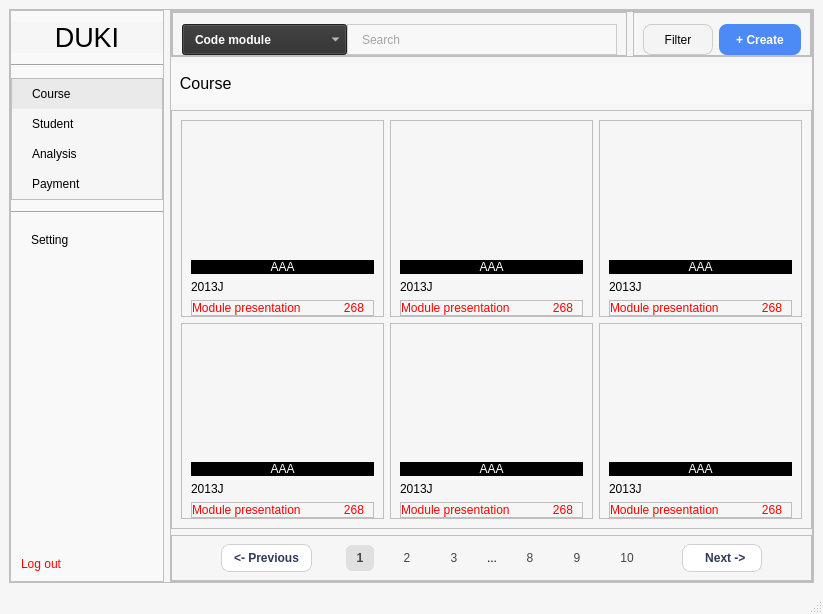
This is ui/course.ui in Khiem2112/course-management-ml as Qt 5 draws it before an edit. The edited form follows.
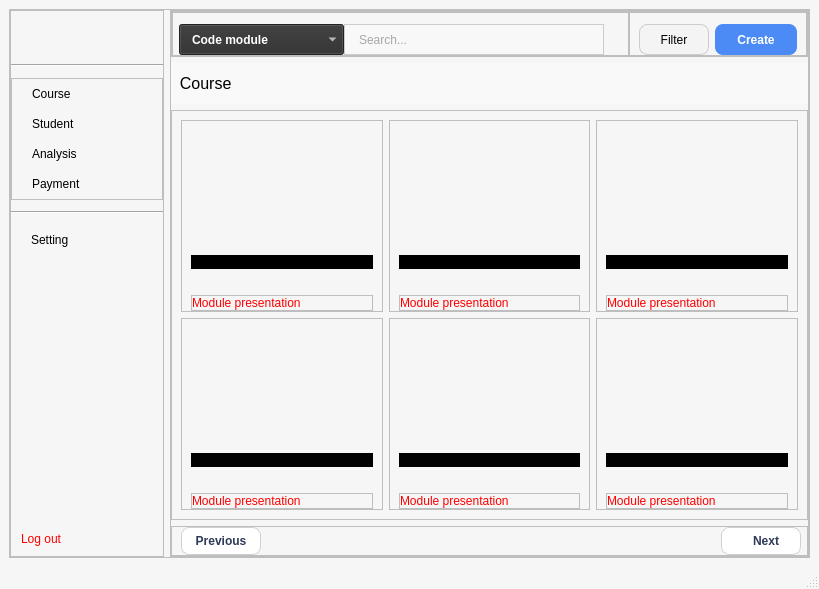
This is the edited form. Icons and pictures are not drawn.

Diff of the .ui file:
```diff
--- a/ui/course.ui
+++ b/ui/course.ui
@@ -6,8 +6,8 @@
    <rect>
     <x>0</x>
     <y>0</y>
-    <width>823</width>
-    <height>614</height>
+    <width>813</width>
+    <height>589</height>
    </rect>
   </property>
   <property name="windowTitle">
@@ -39,7 +39,7 @@
     text-align: left;
     padding: 8px 20px;
     border: none;
-	color: black;
+    color: black;
 }
 #menu_analysis:hover,
 #menu_course:hover,
@@ -50,25 +50,25 @@
     background-color: #eaeaea;
 }
 #menu_logout {
-    color: red;
+    text-align: left;
     padding: 10px;
-    text-align: left;
-	border: none;
+    border: none;
+    color: red;
 }
-#menu_course {
-    background-color: #eaeaea;
-}
-#course_search_lineEdit {
+#lineEdit_search {
     background-color: #F8F8F8;
     border: 1px solid #CCCCCC;
     border-radius-right: 10px;
     padding: 6px 12px;
     color: #555;
 }
-#course_search_lineEdit:focus {
+#lineEdit_search:focus {
     border: 2px solid #A0A0A0;
 }
-#course_search_comboBox {
+#btn_search {
+    border:none;
+}
+#comboBox_search {
     background-color: #2E2E2E;
     color: white;
     padding: 6px 12px;
@@ -80,7 +80,7 @@
     selection-background-color: #444444;
     selection-color: white;
 }
-#course_create {
+#btn_create {
     background-color: #4C8BF5;
     color: white;
     border: none;
@@ -88,24 +88,24 @@
     padding: 6px 10px;
     font-weight: bold;
 }
-#course_create:hover {
+#btn_create:hover {
     background-color: #3B73E0;
 }
-#course_filter {
+#btn_filter {
     background-color: #F4F4F4;
     border: 1px solid #CCCCCC;
     border-radius: 8px;
     padding: 6px 10px;
-	color: black;
+    color: black;
 }
-#course_filter:hover {
+#btn_filter:hover {
     background-color: #EAEAEA;
 }
 #header{
 	background-color: #f9f9f9;
 	color: black;
 }
-#course_previous, #course_next {
+#btn_previous, #btn_next {
     background-color: white;
     color: #2E3A59;
     border: 1px solid #D0D0D0;
@@ -113,7 +113,7 @@
     padding: 6px 12px;
     font-weight: 500;
 }
-#course_previous:hover, #course_next:hover {
+#btn_previous:hover, #btn_next:hover {
     background-color: #F5F5F5;
 }
 #course_page_1, #course_page_2, #course_page_3, #course_page_8, #course_page_9, #course_page_10 {
@@ -122,7 +122,7 @@
     color: #444;
     padding: 6px 10px;
 }
-#course_page_1 {
+#course_page_1:hover, #course_page_2:hover, #course_page_3:hover, #course_page_8:hover, #course_page_9:hover, #course_page_10:hover {
     background-color: #E0E0E0;
     border-radius: 6px;
     font-weight: bold;
@@ -171,7 +171,7 @@
         <number>0</number>
        </property>
        <item>
-        <widget class="QFrame" name="menu">
+        <widget class="QFrame" name="frame_sidebar">
          <property name="sizePolicy">
           <sizepolicy hsizetype="Preferred" vsizetype="Preferred">
            <horstretch>0</horstretch>
@@ -208,6 +208,12 @@
               <verstretch>0</verstretch>
              </sizepolicy>
             </property>
+            <property name="maximumSize">
+             <size>
+              <width>160</width>
+              <height>90</height>
+             </size>
+            </property>
             <property name="font">
              <font>
               <pointsize>20</pointsize>
@@ -217,7 +223,13 @@
              <string notr="true"/>
             </property>
             <property name="text">
-             <string>DUKI</string>
+             <string/>
+            </property>
+            <property name="pixmap">
+             <pixmap resource="resource_from_qt.qrc">:/Images/images/Logo DUKI.png</pixmap>
+            </property>
+            <property name="scaledContents">
+             <bool>true</bool>
             </property>
             <property name="alignment">
              <set>Qt::AlignCenter</set>
@@ -232,7 +244,7 @@
            </widget>
           </item>
           <item>
-           <widget class="QFrame" name="frame_2">
+           <widget class="QFrame" name="frame_menu">
             <property name="frameShape">
              <enum>QFrame::StyledPanel</enum>
             </property>
@@ -269,6 +281,10 @@
                <property name="text">
                 <string>Course</string>
                </property>
+               <property name="icon">
+                <iconset resource="resource_from_qt.qrc">
+                 <normaloff>:/Icons/images/icons/Course/Course.png</normaloff>:/Icons/images/icons/Course/Course.png</iconset>
+               </property>
               </widget>
              </item>
              <item>
@@ -288,6 +304,10 @@
                <property name="text">
                 <string>Student</string>
                </property>
+               <property name="icon">
+                <iconset resource="resource_from_qt.qrc">
+                 <normaloff>:/Icons/images/icons/Course/Student1.png</normaloff>:/Icons/images/icons/Course/Student1.png</iconset>
+               </property>
               </widget>
              </item>
              <item>
@@ -304,6 +324,10 @@
                <property name="text">
                 <string>Analysis</string>
                </property>
+               <property name="icon">
+                <iconset resource="resource_from_qt.qrc">
+                 <normaloff>:/Icons/images/icons/Course/Analysis.png</normaloff>:/Icons/images/icons/Course/Analysis.png</iconset>
+               </property>
               </widget>
              </item>
              <item>
@@ -326,6 +350,10 @@
                <property name="text">
                 <string>Payment</string>
                </property>
+               <property name="icon">
+                <iconset resource="resource_from_qt.qrc">
+                 <normaloff>:/Icons/images/icons/Course/Payment.png</normaloff>:/Icons/images/icons/Course/Payment.png</iconset>
+               </property>
               </widget>
              </item>
             </layout>
@@ -387,13 +415,17 @@
             <property name="text">
              <string>Log out</string>
             </property>
+            <property name="icon">
+             <iconset resource="resource_from_qt.qrc">
+              <normaloff>:/Icons/images/icons/Course/Log_Out.png</normaloff>:/Icons/images/icons/Course/Log_Out.png</iconset>
+            </property>
            </widget>
           </item>
          </layout>
         </widget>
        </item>
        <item>
-        <widget class="QFrame" name="frame_3">
+        <widget class="QFrame" name="frame_main">
          <property name="sizePolicy">
           <sizepolicy hsizetype="Preferred" vsizetype="Preferred">
            <horstretch>0</horstretch>
@@ -420,7 +452,7 @@
            <number>0</number>
           </property>
           <item>
-           <widget class="QFrame" name="option">
+           <widget class="QFrame" name="frame_topbar">
             <property name="sizePolicy">
              <sizepolicy hsizetype="Preferred" vsizetype="Preferred">
               <horstretch>0</horstretch>
@@ -434,6 +466,9 @@
              <enum>QFrame::Raised</enum>
             </property>
             <layout class="QHBoxLayout" name="horizontalLayout_2">
+             <property name="spacing">
+              <number>0</number>
+             </property>
              <property name="leftMargin">
               <number>0</number>
              </property>
@@ -447,25 +482,31 @@
               <number>0</number>
              </property>
              <item>
-              <widget class="QFrame" name="search">
+              <widget class="QFrame" name="frame_search">
                <property name="frameShape">
                 <enum>QFrame::StyledPanel</enum>
                </property>
                <property name="frameShadow">
                 <enum>QFrame::Raised</enum>
                </property>
-               <layout class="QHBoxLayout" name="horizontalLayout_3">
+               <layout class="QHBoxLayout" name="horizontalLayout_3" stretch="3,0,1">
                 <property name="spacing">
                  <number>0</number>
                 </property>
+                <property name="leftMargin">
+                 <number>6</number>
+                </property>
                 <property name="topMargin">
                  <number>11</number>
                 </property>
+                <property name="rightMargin">
+                 <number>0</number>
+                </property>
                 <property name="bottomMargin">
                  <number>0</number>
                 </property>
                 <item>
-                 <widget class="QComboBox" name="course_search_comboBox">
+                 <widget class="QComboBox" name="comboBox_search">
                   <property name="sizePolicy">
                    <sizepolicy hsizetype="Maximum" vsizetype="Preferred">
                     <horstretch>0</horstretch>
@@ -496,7 +537,7 @@
                  </widget>
                 </item>
                 <item>
-                 <widget class="QLineEdit" name="course_search_lineEdit">
+                 <widget class="QLineEdit" name="lineEdit_search">
                   <property name="sizePolicy">
                    <sizepolicy hsizetype="Preferred" vsizetype="Preferred">
                     <horstretch>0</horstretch>
@@ -510,7 +551,33 @@
                    </size>
                   </property>
                   <property name="placeholderText">
-                   <string>Search</string>
+                   <string>Search...</string>
+                  </property>
+                  <property name="clearButtonEnabled">
+                   <bool>true</bool>
+                  </property>
+                 </widget>
+                </item>
+                <item>
+                 <widget class="QPushButton" name="btn_search">
+                  <property name="sizePolicy">
+                   <sizepolicy hsizetype="Fixed" vsizetype="Preferred">
+                    <horstretch>0</horstretch>
+                    <verstretch>0</verstretch>
+                   </sizepolicy>
+                  </property>
+                  <property name="text">
+                   <string/>
+                  </property>
+                  <property name="icon">
+                   <iconset resource="resource_from_qt.qrc">
+                    <normaloff>:/Icons/images/icons/Course/magnifier.png</normaloff>:/Icons/images/icons/Course/magnifier.png</iconset>
+                  </property>
+                  <property name="iconSize">
+                   <size>
+                    <width>20</width>
+                    <height>20</height>
+                   </size>
                   </property>
                  </widget>
                 </item>
@@ -518,7 +585,7 @@
               </widget>
              </item>
              <item>
-              <widget class="QFrame" name="frame_5">
+              <widget class="QFrame" name="frame_option">
                <property name="sizePolicy">
                 <sizepolicy hsizetype="Maximum" vsizetype="Preferred">
                  <horstretch>0</horstretch>
@@ -539,7 +606,7 @@
                  <number>0</number>
                 </property>
                 <item>
-                 <widget class="QPushButton" name="course_filter">
+                 <widget class="QPushButton" name="btn_filter">
                   <property name="sizePolicy">
                    <sizepolicy hsizetype="Preferred" vsizetype="Preferred">
                     <horstretch>0</horstretch>
@@ -555,10 +622,14 @@
                   <property name="text">
                    <string>Filter</string>
                   </property>
+                  <property name="icon">
+                   <iconset resource="resource_from_qt.qrc">
+                    <normaloff>:/Icons/images/icons/Course/Filter1.png</normaloff>:/Icons/images/icons/Course/Filter1.png</iconset>
+                  </property>
                  </widget>
                 </item>
                 <item>
-                 <widget class="QPushButton" name="course_create">
+                 <widget class="QPushButton" name="btn_create">
                   <property name="sizePolicy">
                    <sizepolicy hsizetype="Preferred" vsizetype="Preferred">
                     <horstretch>0</horstretch>
@@ -572,7 +643,11 @@
                    </size>
                   </property>
                   <property name="text">
-                   <string>+ Create</string>
+                   <string>Create</string>
+                  </property>
+                  <property name="icon">
+                   <iconset resource="resource_from_qt.qrc">
+                    <normaloff>:/Icons/images/icons/Course/Create1.png</normaloff>:/Icons/images/icons/Course/Create1.png</iconset>
                   </property>
                  </widget>
                 </item>
@@ -608,7 +683,7 @@
            </widget>
           </item>
           <item>
-           <widget class="QFrame" name="frame_6">
+           <widget class="QFrame" name="frame_content">
             <property name="sizePolicy">
              <sizepolicy hsizetype="Preferred" vsizetype="Expanding">
               <horstretch>0</horstretch>
@@ -648,6 +723,18 @@
                     <verstretch>0</verstretch>
                    </sizepolicy>
                   </property>
+                  <layout class="QGridLayout" name="gridLayout_3">
+                   <item row="0" column="0">
+                    <widget class="QLabel" name="image_course_2">
+                     <property name="text">
+                      <string/>
+                     </property>
+                     <property name="scaledContents">
+                      <bool>true</bool>
+                     </property>
+                    </widget>
+                   </item>
+                  </layout>
                  </widget>
                 </item>
                 <item>
@@ -657,7 +744,7 @@
 background-color: black</string>
                   </property>
                   <property name="text">
-                   <string>AAA</string>
+                   <string/>
                   </property>
                   <property name="alignment">
                    <set>Qt::AlignCenter</set>
@@ -670,12 +757,12 @@
                    <string notr="true">color: black</string>
                   </property>
                   <property name="text">
-                   <string>2013J</string>
+                   <string/>
                   </property>
                  </widget>
                 </item>
                 <item>
-                 <widget class="QFrame" name="frame_16">
+                 <widget class="QFrame" name="frame_module_presentation2">
                   <property name="frameShape">
                    <enum>QFrame::StyledPanel</enum>
                   </property>
@@ -693,7 +780,7 @@
                     <number>0</number>
                    </property>
                    <item>
-                    <widget class="QLabel" name="course_module_presentation1_2">
+                    <widget class="QLabel" name="course_module_presentation2">
                      <property name="styleSheet">
                       <string notr="true">color: red</string>
                      </property>
@@ -703,12 +790,12 @@
                     </widget>
                    </item>
                    <item>
-                    <widget class="QLabel" name="label_24">
+                    <widget class="QLabel" name="presentation2">
                      <property name="styleSheet">
                       <string notr="true">color: red</string>
                      </property>
                      <property name="text">
-                      <string>268</string>
+                      <string/>
                      </property>
                      <property name="alignment">
                       <set>Qt::AlignRight|Qt::AlignTrailing|Qt::AlignVCenter</set>
@@ -722,7 +809,7 @@
               </widget>
              </item>
              <item row="1" column="0">
-              <widget class="QFrame" name="frame_8">
+              <widget class="QFrame" name="course_4">
                <property name="frameShape">
                 <enum>QFrame::StyledPanel</enum>
                </property>
@@ -741,6 +828,18 @@
                     <verstretch>0</verstretch>
                    </sizepolicy>
                   </property>
+                  <layout class="QGridLayout" name="gridLayout_5">
+                   <item row="0" column="0">
+                    <widget class="QLabel" name="image_course_4">
+                     <property name="text">
+                      <string/>
+                     </property>
+                     <property name="scaledContents">
+                      <bool>true</bool>
+                     </property>
+                    </widget>
+                   </item>
+                  </layout>
                  </widget>
                 </item>
                 <item>
@@ -750,7 +849,7 @@
 background-color: black</string>
                   </property>
                   <property name="text">
-                   <string>AAA</string>
+                   <string/>
                   </property>
                   <property name="alignment">
                    <set>Qt::AlignCenter</set>
@@ -763,12 +862,12 @@
                    <string notr="true">color: black</string>
                   </property>
                   <property name="text">
-                   <string>2013J</string>
+                   <string/>
                   </property>
                  </widget>
                 </item>
                 <item>
-                 <widget class="QFrame" name="frame_10">
+                 <widget class="QFrame" name="frame_module_presentation4">
                   <property name="frameShape">
                    <enum>QFrame::StyledPanel</enum>
                   </property>
@@ -786,7 +885,7 @@
                     <number>0</number>
                    </property>
                    <item>
-                    <widget class="QLabel" name="course_module_presentation1_4">
+                    <widget class="QLabel" name="course_module_presentation4">
                      <property name="styleSheet">
                       <string notr="true">color: red</string>
                      </property>
@@ -796,12 +895,12 @@
                     </widget>
                    </item>
                    <item>
-                    <widget class="QLabel" name="label_8">
+                    <widget class="QLabel" name="presentation4">
                      <property name="styleSheet">
                       <string notr="true">color: red</string>
                      </property>
                      <property name="text">
-                      <string>268</string>
+                      <string/>
                      </property>
                      <property name="alignment">
                       <set>Qt::AlignRight|Qt::AlignTrailing|Qt::AlignVCenter</set>
@@ -834,6 +933,18 @@
                     <verstretch>0</verstretch>
                    </sizepolicy>
                   </property>
+                  <layout class="QGridLayout" name="gridLayout_4">
+                   <item row="0" column="0">
+                    <widget class="QLabel" name="image_course_3">
+                     <property name="text">
+                      <string/>
+                     </property>
+                     <property name="scaledContents">
+                      <bool>true</bool>
+                     </property>
+                    </widget>
+                   </item>
+                  </layout>
                  </widget>
                 </item>
                 <item>
@@ -843,7 +954,7 @@
 background-color: black</string>
                   </property>
                   <property name="text">
-                   <string>AAA</string>
+                   <string/>
                   </property>
                   <property name="alignment">
                    <set>Qt::AlignCenter</set>
@@ -856,12 +967,12 @@
                    <string notr="true">color: black</string>
                   </property>
                   <property name="text">
-                   <string>2013J</string>
+                   <string/>
                   </property>
                  </widget>
                 </item>
                 <item>
-                 <widget class="QFrame" name="frame_20">
+                 <widget class="QFrame" name="frame_module_presentation3">
                   <property name="frameShape">
                    <enum>QFrame::StyledPanel</enum>
                   </property>
@@ -879,7 +990,7 @@
                     <number>0</number>
                    </property>
                    <item>
-                    <widget class="QLabel" name="course_module_presentation1_3">
+                    <widget class="QLabel" name="course_module_presentation3">
                      <property name="styleSheet">
                       <string notr="true">color: red</string>
                      </property>
@@ -889,12 +1000,12 @@
                     </widget>
                    </item>
                    <item>
-                    <widget class="QLabel" name="label_32">
+                    <widget class="QLabel" name="presentation3">
                      <property name="styleSheet">
                       <string notr="true">color: red</string>
                      </property>
                      <property name="text">
-                      <string>268</string>
+                      <string/>
                      </property>
                      <property name="alignment">
                       <set>Qt::AlignRight|Qt::AlignTrailing|Qt::AlignVCenter</set>
@@ -927,6 +1038,18 @@
                     <verstretch>0</verstretch>
                    </sizepolicy>
                   </property>
+                  <layout class="QGridLayout" name="gridLayout_2">
+                   <item row="0" column="0">
+                    <widget class="QLabel" name="image_course_1">
+                     <property name="text">
+                      <string/>
+                     </property>
+                     <property name="scaledContents">
+                      <bool>true</bool>
+                     </property>
+                    </widget>
+                   </item>
+                  </layout>
                  </widget>
                 </item>
                 <item>
@@ -936,7 +1059,7 @@
 background-color: black</string>
                   </property>
                   <property name="text">
-                   <string>AAA</string>
+                   <string/>
                   </property>
                   <property name="alignment">
                    <set>Qt::AlignCenter</set>
@@ -949,12 +1072,12 @@
                    <string notr="true">color: black</string>
                   </property>
                   <property name="text">
-                   <string>2013J</string>
+                   <string/>
                   </property>
                  </widget>
                 </item>
                 <item>
-                 <widget class="QFrame" name="frame_9">
+                 <widget class="QFrame" name="frame_module_presentation1">
                   <property name="frameShape">
                    <enum>QFrame::StyledPanel</enum>
                   </property>
@@ -982,12 +1105,12 @@
                     </widget>
                    </item>
                    <item>
-                    <widget class="QLabel" name="label_4">
+                    <widget class="QLabel" name="presentation1">
                      <property name="styleSheet">
                       <string notr="true">color: red</string>
                      </property>
                      <property name="text">
-                      <string>268</string>
+                      <string/>
                      </property>
                      <property name="alignment">
                       <set>Qt::AlignRight|Qt::AlignTrailing|Qt::AlignVCenter</set>
@@ -1020,6 +1143,18 @@
                     <verstretch>0</verstretch>
                    </sizepolicy>
                   </property>
+                  <layout class="QGridLayout" name="gridLayout_7">
+                   <item row="0" column="0">
+                    <widget class="QLabel" name="image_course_6">
+                     <property name="text">
+                      <string/>
+                     </property>
+                     <property name="scaledContents">
+                      <bool>true</bool>
+                     </property>
+                    </widget>
+                   </item>
+                  </layout>
                  </widget>
                 </item>
                 <item>
@@ -1029,7 +1164,7 @@
 background-color: black</string>
                   </property>
                   <property name="text">
-                   <string>AAA</string>
+                   <string/>
                   </property>
                   <property name="alignment">
                    <set>Qt::AlignCenter</set>
@@ -1042,12 +1177,12 @@
                    <string notr="true">color: black</string>
                   </property>
                   <property name="text">
-                   <string>2013J</string>
+                   <string/>
                   </property>
                  </widget>
                 </item>
                 <item>
-                 <widget class="QFrame" name="frame_22">
+                 <widget class="QFrame" name="frame_module_presentation6">
                   <property name="frameShape">
                    <enum>QFrame::StyledPanel</enum>
                   </property>
@@ -1065,7 +1200,7 @@
                     <number>0</number>
                    </property>
                    <item>
-                    <widget class="QLabel" name="label_35">
+                    <widget class="QLabel" name="course_module_presentation6">
                      <property name="styleSheet">
                       <string notr="true">color: red</string>
                      </property>
@@ -1075,12 +1210,12 @@
                     </widget>
                    </item>
                    <item>
-                    <widget class="QLabel" name="label_36">
+                    <widget class="QLabel" name="presentation6">
                      <property name="styleSheet">
                       <string notr="true">color: red</string>
                      </property>
                      <property name="text">
-                      <string>268</string>
+                      <string/>
                      </property>
                      <property name="alignment">
                       <set>Qt::AlignRight|Qt::AlignTrailing|Qt::AlignVCenter</set>
@@ -1113,6 +1248,18 @@
                     <verstretch>0</verstretch>
                    </sizepolicy>
                   </property>
+                  <layout class="QGridLayout" name="gridLayout_6">
+                   <item row="0" column="0">
+                    <widget class="QLabel" name="image_course_5">
+                     <property name="text">
+                      <string/>
+                     </property>
+                     <property name="scaledContents">
+                      <bool>true</bool>
+                     </property>
+                    </widget>
+                   </item>
+                  </layout>
                  </widget>
                 </item>
                 <item>
@@ -1122,7 +1269,7 @@
 background-color: black</string>
                   </property>
                   <property name="text">
-                   <string>AAA</string>
+                   <string/>
                   </property>
                   <property name="alignment">
                    <set>Qt::AlignCenter</set>
@@ -1135,12 +1282,12 @@
                    <string notr="true">color: black</string>
                   </property>
                   <property name="text">
-                   <string>2013J</string>
+                   <string/>
                   </property>
                  </widget>
                 </item>
                 <item>
-                 <widget class="QFrame" name="frame_18">
+                 <widget class="QFrame" name="frame_module_presentation5">
                   <property name="frameShape">
                    <enum>QFrame::StyledPanel</enum>
                   </property>
@@ -1158,7 +1305,7 @@
                     <number>0</number>
                    </property>
                    <item>
-                    <widget class="QLabel" name="course_module_presentation1_5">
+                    <widget class="QLabel" name="course_module_presentation5">
                      <property name="styleSheet">
                       <string notr="true">color: red</string>
                      </property>
@@ -1168,12 +1315,12 @@
                     </widget>
                    </item>
                    <item>
-                    <widget class="QLabel" name="label_28">
+                    <widget class="QLabel" name="presentation5">
                      <property name="styleSheet">
                       <string notr="true">color: red</string>
                      </property>
                      <property name="text">
-                      <string>268</string>
+                      <string/>
                      </property>
                      <property name="alignment">
                       <set>Qt::AlignRight|Qt::AlignTrailing|Qt::AlignVCenter</set>
@@ -1190,7 +1337,7 @@
            </widget>
           </item>
           <item>
-           <widget class="QFrame" name="frame_7">
+           <widget class="QFrame" name="frame_pagination">
             <property name="sizePolicy">
              <sizepolicy hsizetype="Preferred" vsizetype="Preferred">
               <horstretch>0</horstretch>
@@ -1203,36 +1350,36 @@
             <property name="frameShadow">
              <enum>QFrame::Raised</enum>
             </property>
-            <layout class="QHBoxLayout" name="horizontalLayout_6">
+            <layout class="QHBoxLayout" name="horizontalLayout_6" stretch="1,0,0,0,1">
              <property name="topMargin">
               <number>0</number>
              </property>
+             <property name="rightMargin">
+              <number>6</number>
+             </property>
              <property name="bottomMargin">
               <number>0</number>
              </property>
              <item>
-              <spacer name="horizontalSpacer_3">
-               <property name="orientation">
-                <enum>Qt::Horizontal</enum>
-               </property>
-               <property name="sizeHint" stdset="0">
-                <size>
-                 <width>40</width>
-                 <height>20</height>
-                </size>
-               </property>
-              </spacer>
-             </item>
-             <item>
-              <widget class="QPushButton" name="course_previous">
+              <widget class="QPushButton" name="btn_previous">
                <property name="sizePolicy">
                 <sizepolicy hsizetype="Preferred" vsizetype="Fixed">
                  <horstretch>0</horstretch>
                  <verstretch>0</verstretch>
                 </sizepolicy>
                </property>
+               <property name="maximumSize">
+                <size>
+                 <width>80</width>
+                 <height>16777215</height>
+                </size>
+               </property>
                <property name="text">
-                <string>&lt;- Previous</string>
+                <string>Previous</string>
+               </property>
+               <property name="icon">
+                <iconset resource="resource_from_qt.qrc">
+                 <normaloff>:/Icons/images/icons/Course/le-Photoroom.png</normaloff>:/Icons/images/icons/Course/le-Photoroom.png</iconset>
                </property>
               </widget>
              </item>
@@ -1243,14 +1390,14 @@
                </property>
                <property name="sizeHint" stdset="0">
                 <size>
-                 <width>1</width>
+                 <width>40</width>
                  <height>20</height>
                 </size>
                </property>
               </spacer>
              </item>
              <item>
-              <widget class="QWidget" name="course_page" native="true">
+              <widget class="QWidget" name="page_container" native="true">
                <property name="sizePolicy">
                 <sizepolicy hsizetype="Maximum" vsizetype="Preferred">
                  <horstretch>30</horstretch>
@@ -1271,137 +1418,17 @@
                  <number>11</number>
                 </property>
                 <item>
-                 <widget class="QPushButton" name="course_page_1">
-                  <property name="sizePolicy">
-                   <sizepolicy hsizetype="Fixed" vsizetype="Preferred">
-                    <horstretch>0</horstretch>
-                    <verstretch>0</verstretch>
-                   </sizepolicy>
+                 <layout class="QHBoxLayout" name="pagination_layout">
+                  <property name="spacing">
+                   <number>6</number>
                   </property>
-                  <property name="minimumSize">
-                   <size>
-                    <width>28</width>
-                    <height>0</height>
-                   </size>
+                  <property name="leftMargin">
+                   <number>6</number>
                   </property>
-                  <property name="text">
-                   <string>1</string>
+                  <property name="rightMargin">
+                   <number>6</number>
                   </property>
-                 </widget>
-                </item>
-                <item>
-                 <widget class="QPushButton" name="course_page_2">
-                  <property name="sizePolicy">
-                   <sizepolicy hsizetype="Fixed" vsizetype="Preferred">
-                    <horstretch>0</horstretch>
-                    <verstretch>0</verstretch>
-                   </sizepolicy>
-                  </property>
-                  <property name="minimumSize">
-                   <size>
-                    <width>28</width>
-                    <height>0</height>
-                   </size>
-                  </property>
-                  <property name="text">
-                   <string>2</string>
-                  </property>
-                 </widget>
-                </item>
-                <item>
-                 <widget class="QPushButton" name="course_page_8">
-                  <property name="sizePolicy">
-                   <sizepolicy hsizetype="Fixed" vsizetype="Preferred">
-                    <horstretch>0</horstretch>
-                    <verstretch>0</verstretch>
-                   </sizepolicy>
-                  </property>
-                  <property name="minimumSize">
-                   <size>
-                    <width>28</width>
-                    <height>0</height>
-                   </size>
-                  </property>
-                  <property name="text">
-                   <string>3</string>
-                  </property>
-                 </widget>
-                </item>
-                <item>
-                 <widget class="QLabel" name="course_space">
-                  <property name="sizePolicy">
-                   <sizepolicy hsizetype="Fixed" vsizetype="Preferred">
-                    <horstretch>0</horstretch>
-                    <verstretch>0</verstretch>
-                   </sizepolicy>
-                  </property>
-                  <property name="layoutDirection">
-                   <enum>Qt::LeftToRight</enum>
-                  </property>
-                  <property name="text">
-                   <string>...</string>
-                  </property>
-                  <property name="alignment">
-                   <set>Qt::AlignCenter</set>
-                  </property>
-                 </widget>
-                </item>
-                <item>
-                 <widget class="QPushButton" name="course_page_10">
-                  <property name="sizePolicy">
-                   <sizepolicy hsizetype="Fixed" vsizetype="Preferred">
-                    <horstretch>0</horstretch>
-                    <verstretch>0</verstretch>
-                   </sizepolicy>
-                  </property>
-                  <property name="minimumSize">
-                   <size>
-                    <width>28</width>
-                    <height>0</height>
-                   </size>
-                  </property>
-                  <property name="text">
-                   <string>8</string>
-                  </property>
-                 </widget>
-                </item>
-                <item>
-                 <widget class="QPushButton" name="course_page_9">
-                  <property name="sizePolicy">
-                   <sizepolicy hsizetype="Fixed" vsizetype="Preferred">
-                    <horstretch>0</horstretch>
-                    <verstretch>0</verstretch>
-                   </sizepolicy>
-                  </property>
-                  <property name="minimumSize">
-                   <size>
-                    <width>28</width>
-                    <height>0</height>
-                   </size>
-                  </property>
-                  <property name="text">
-                   <string>9</string>
-                  </property>
-                 </widget>
-                </item>
-                <item>
-                 <widget class="QPushButton" name="course_page_3">
-                  <property name="sizePolicy">
-                   <sizepolicy hsizetype="Fixed" vsizetype="Preferred">
-                    <horstretch>0</horstretch>
-                    <verstretch>0</verstretch>
-                   </sizepolicy>
-                  </property>
-                  <property name="minimumSize">
-                   <size>
-                    <width>28</width>
-                    <height>0</height>
-                   </size>
-                  </property>
-                  <property name="text">
-                   <string>10</string>
-                  </property>
-                 </widget>
+                 </layout>
                 </item>
                </layout>
               </widget>
@@ -1413,38 +1440,38 @@
                </property>
                <property name="sizeHint" stdset="0">
                 <size>
-                 <width>4</width>
+                 <width>40</width>
                  <height>20</height>
                 </size>
                </property>
               </spacer>
              </item>
              <item>
-              <widget class="QPushButton" name="course_next">
+              <widget class="QPushButton" name="btn_next">
                <property name="sizePolicy">
                 <sizepolicy hsizetype="Preferred" vsizetype="Fixed">
                  <horstretch>0</horstretch>
                  <verstretch>0</verstretch>
                 </sizepolicy>
                </property>
+               <property name="maximumSize">
+                <size>
+                 <width>80</width>
+                 <height>16777215</height>
+                </size>
+               </property>
+               <property name="layoutDirection">
+                <enum>Qt::RightToLeft</enum>
+               </property>
                <property name="text">
-                <string>   Next -&gt; </string>
+                <string>   Next</string>
+               </property>
+               <property name="icon">
+                <iconset resource="resource_from_qt.qrc">
+                 <normaloff>:/Icons/images/icons/Course/ri-Photoroom.png</normaloff>:/Icons/images/icons/Course/ri-Photoroom.png</iconset>
                </property>
               </widget>
              </item>
-             <item>
-              <spacer name="horizontalSpacer_4">
-               <property name="orientation">
-                <enum>Qt::Horizontal</enum>
-               </property>
-               <property name="sizeHint" stdset="0">
-                <size>
-                 <width>40</width>
-                 <height>20</height>
-                </size>
-               </property>
-              </spacer>
-             </item>
             </layout>
            </widget>
           </item>
@@ -1461,8 +1488,8 @@
     <rect>
      <x>0</x>
      <y>0</y>
-     <width>823</width>
-     <height>26</height>
+     <width>813</width>
+     <height>18</height>
     </rect>
    </property>
   </widget>
```
Left out of the diff: 4 changed lines with no effect on the pictures.
